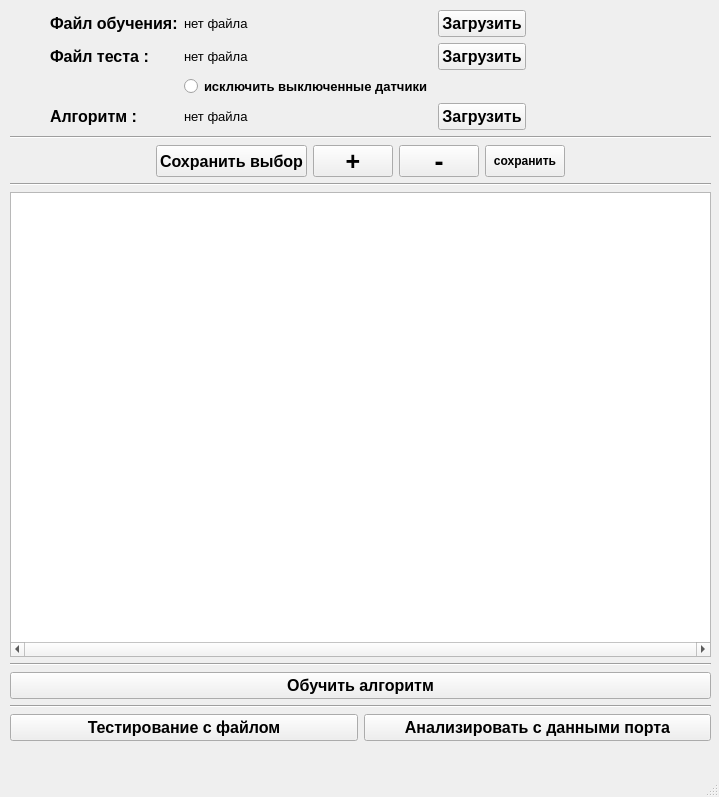
The window that application/templates/testing.ui (SourTyJohn/signal_dev_gui) describes before a commit, drawn with Qt 5.
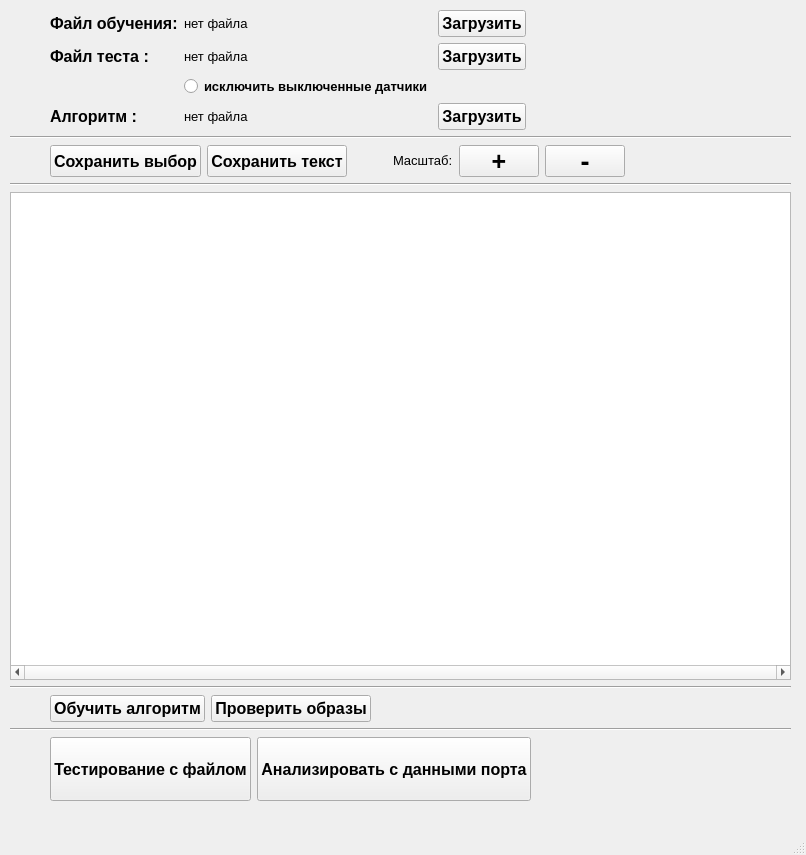
The same window after the commit.

```diff
--- a/application/templates/testing.ui
+++ b/application/templates/testing.ui
@@ -6,8 +6,8 @@
    <rect>
     <x>0</x>
     <y>0</y>
-    <width>719</width>
-    <height>797</height>
+    <width>806</width>
+    <height>855</height>
    </rect>
   </property>
   <property name="windowTitle">
@@ -19,8 +19,8 @@
      <rect>
       <x>10</x>
       <y>10</y>
-      <width>701</width>
-      <height>731</height>
+      <width>781</width>
+      <height>791</height>
      </rect>
     </property>
     <layout class="QVBoxLayout" name="layout_main">
@@ -269,6 +269,9 @@
          <property name="orientation">
           <enum>Qt::Horizontal</enum>
          </property>
+         <property name="sizeType">
+          <enum>QSizePolicy::Minimum</enum>
+         </property>
          <property name="sizeHint" stdset="0">
           <size>
            <width>40</width>
@@ -298,6 +301,62 @@
          </property>
         </widget>
        </item>
+       <item>
+        <widget class="QPushButton" name="b_save">
+         <property name="maximumSize">
+          <size>
+           <width>16777215</width>
+           <height>32</height>
+          </size>
+         </property>
+         <property name="font">
+          <font>
+           <family>MS Sans Serif</family>
+           <pointsize>12</pointsize>
+           <weight>75</weight>
+           <bold>true</bold>
+          </font>
+         </property>
+         <property name="text">
+          <string>Сохранить текст</string>
+         </property>
+        </widget>
+       </item>
+       <item>
+        <spacer name="horizontalSpacer_9">
+         <property name="orientation">
+          <enum>Qt::Horizontal</enum>
+         </property>
+         <property name="sizeType">
+          <enum>QSizePolicy::Minimum</enum>
+         </property>
+         <property name="sizeHint" stdset="0">
+          <size>
+           <width>40</width>
+           <height>20</height>
+          </size>
+         </property>
+        </spacer>
+       </item>
+       <item>
+        <widget class="QLabel" name="label_size">
+         <property name="sizePolicy">
+          <sizepolicy hsizetype="Preferred" vsizetype="Fixed">
+           <horstretch>0</horstretch>
+           <verstretch>0</verstretch>
+          </sizepolicy>
+         </property>
+         <property name="font">
+          <font>
+           <family>MS Shell Dlg 2</family>
+           <pointsize>10</pointsize>
+          </font>
+         </property>
+         <property name="text">
+          <string>Масштаб:</string>
+         </property>
+        </widget>
+       </item>
        <item>
         <widget class="QPushButton" name="b_size_up">
          <property name="maximumSize">
@@ -346,26 +405,6 @@
          </property>
         </widget>
        </item>
-       <item>
-        <widget class="QPushButton" name="b_save">
-         <property name="maximumSize">
-          <size>
-           <width>16777215</width>
-           <height>32</height>
-          </size>
-         </property>
-         <property name="font">
-          <font>
-           <family>MS Sans Serif</family>
-           <weight>75</weight>
-           <bold>true</bold>
-          </font>
-         </property>
-         <property name="text">
-          <string>сохранить</string>
-         </property>
-        </widget>
-       </item>
        <item>
         <spacer name="horizontalSpacer_3">
          <property name="orientation">
@@ -414,19 +453,73 @@
       </widget>
      </item>
      <item>
-      <widget class="QPushButton" name="b_load_in_lib">
-       <property name="font">
-        <font>
-         <family>MS Sans Serif</family>
-         <pointsize>12</pointsize>
-         <weight>75</weight>
-         <bold>true</bold>
-        </font>
-       </property>
-       <property name="text">
-        <string>Обучить алгоритм</string>
-       </property>
-      </widget>
+      <layout class="QHBoxLayout" name="horizontalLayout_3">
+       <item>
+        <spacer name="horizontalSpacer_7">
+         <property name="orientation">
+          <enum>Qt::Horizontal</enum>
+         </property>
+         <property name="sizeType">
+          <enum>QSizePolicy::Fixed</enum>
+         </property>
+         <property name="sizeHint" stdset="0">
+          <size>
+           <width>40</width>
+           <height>20</height>
+          </size>
+         </property>
+        </spacer>
+       </item>
+       <item>
+        <widget class="QPushButton" name="b_load_in_lib">
+         <property name="font">
+          <font>
+           <family>MS Sans Serif</family>
+           <pointsize>12</pointsize>
+           <weight>75</weight>
+           <bold>true</bold>
+          </font>
+         </property>
+         <property name="text">
+          <string>Обучить алгоритм</string>
+         </property>
+        </widget>
+       </item>
+       <item>
+        <widget class="QPushButton" name="b_check_models">
+         <property name="sizePolicy">
+          <sizepolicy hsizetype="Fixed" vsizetype="Fixed">
+           <horstretch>0</horstretch>
+           <verstretch>0</verstretch>
+          </sizepolicy>
+         </property>
+         <property name="font">
+          <font>
+           <family>MS Sans Serif</family>
+           <pointsize>12</pointsize>
+           <weight>75</weight>
+           <bold>true</bold>
+          </font>
+         </property>
+         <property name="text">
+          <string>Проверить образы</string>
+         </property>
+        </widget>
+       </item>
+       <item>
+        <spacer name="horizontalSpacer_5">
+         <property name="orientation">
+          <enum>Qt::Horizontal</enum>
+         </property>
+         <property name="sizeHint" stdset="0">
+          <size>
+           <width>40</width>
+           <height>20</height>
+          </size>
+         </property>
+        </spacer>
+       </item>
+      </layout>
      </item>
      <item>
       <widget class="Line" name="line_3">
@@ -437,8 +530,36 @@
      </item>
      <item>
       <layout class="QHBoxLayout" name="horizontalLayout">
+       <item>
+        <spacer name="horizontalSpacer_8">
+         <property name="orientation">
+          <enum>Qt::Horizontal</enum>
+         </property>
+         <property name="sizeType">
+          <enum>QSizePolicy::Fixed</enum>
+         </property>
+         <property name="sizeHint" stdset="0">
+          <size>
+           <width>40</width>
+           <height>20</height>
+          </size>
+         </property>
+        </spacer>
+       </item>
        <item>
         <widget class="QPushButton" name="b_start_test_file">
+         <property name="minimumSize">
+          <size>
+           <width>0</width>
+           <height>64</height>
+          </size>
+         </property>
+         <property name="maximumSize">
+          <size>
+           <width>16777215</width>
+           <height>64</height>
+          </size>
+         </property>
          <property name="font">
           <font>
            <family>MS Sans Serif</family>
@@ -447,13 +568,31 @@
            <bold>true</bold>
           </font>
          </property>
+         <property name="styleSheet">
+          <string notr="true">border-color: rgb(0, 0, 0);</string>
+         </property>
          <property name="text">
           <string>Тестирование с файлом</string>
          </property>
+         <property name="autoDefault">
+          <bool>false</bool>
+         </property>
+         <property name="default">
+          <bool>false</bool>
+         </property>
+         <property name="flat">
+          <bool>false</bool>
+         </property>
         </widget>
        </item>
        <item>
         <widget class="QPushButton" name="b_analyze_port">
+         <property name="minimumSize">
+          <size>
+           <width>0</width>
+           <height>64</height>
+          </size>
+         </property>
          <property name="font">
           <font>
            <family>MS Sans Serif</family>
@@ -462,11 +601,27 @@
            <bold>true</bold>
           </font>
          </property>
+         <property name="styleSheet">
+          <string notr="true">border-color: rgb(0, 0, 0);</string>
+         </property>
          <property name="text">
           <string>Анализировать с данными порта</string>
          </property>
         </widget>
        </item>
+       <item>
+        <spacer name="horizontalSpacer_6">
+         <property name="orientation">
+          <enum>Qt::Horizontal</enum>
+         </property>
+         <property name="sizeHint" stdset="0">
+          <size>
+           <width>40</width>
+           <height>20</height>
+          </size>
+         </property>
+        </spacer>
+       </item>
       </layout>
      </item>
     </layout>
```
Left out of the diff: 2 changed lines with no effect on the pictures.
